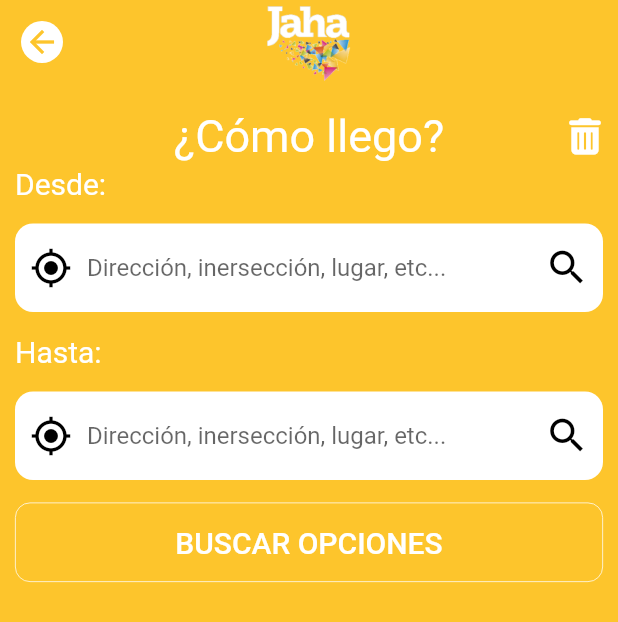
After one commit to MatiasSalomon01/Jaha-Clone, a Flutter app: the FindLocationScreen screen opened by its route, on a phone screen of 412 x 824 dp. The commit adds this screen. Shown: the top 622 px of the screen. Run offline on Flutter 3.47's test engine with Material 2 defaults, Android fonts, the phone set to English and light mode, and no system bars; our stand-ins replace font_awesome_flutter, google_maps_flutter.

Commit message:
FindLocationScreen

```diff
--- a/lib/colors/colors.dart
+++ b/lib/colors/colors.dart
@@ -2,6 +2,7 @@ import 'dart:math';
 
 import 'package:flutter/material.dart';
 
+const black = Colors.black;
 const grey = Colors.grey;
 const white = Colors.white;
 const transparent = Colors.transparent;
--- a/lib/routes/routes.dart
+++ b/lib/routes/routes.dart
@@ -10,6 +10,8 @@ class Routes {
   static String CARD = 'card';
   // ignore: non_constant_identifier_names
   static String PERSON = 'person';
+  // ignore: non_constant_identifier_names
+  static String LOCATION = 'location';
 
   static Map<String, Widget Function(BuildContext)> buildRoutes(
       BuildContext context) {
@@ -18,6 +20,7 @@ class Routes {
       BUSES: (context) => const BusesScreen(),
       CARD: (context) => const CardScreen(),
       PERSON: (context) => const PersonScreen(),
+      LOCATION: (context) => const FindLocationScreen(),
     };
   }
 }
--- /dev/null
+++ b/lib/screens/find_location_screen.dart
@@ -0,0 +1,145 @@
+import 'package:ans_map_project/colors/colors.dart';
+import 'package:flutter/material.dart';
+import 'package:font_awesome_flutter/font_awesome_flutter.dart';
+import 'package:provider/provider.dart';
+
+import '../providers/color_provider.dart';
+import '../widgets/widgets.dart';
+
+class FindLocationScreen extends StatelessWidget {
+  const FindLocationScreen({super.key});
+
+  @override
+  Widget build(BuildContext context) {
+    final colorProvider = Provider.of<ColorProvider>(context);
+    final size = MediaQuery.of(context).size;
+    return Scaffold(
+      backgroundColor: colorProvider.appColor,
+      appBar: const CustomAppBar(),
+      body: Column(
+        crossAxisAlignment: CrossAxisAlignment.start,
+        children: [
+          const SizedBox(height: 15),
+          SizedBox(
+            width: size.width,
+            height: 40,
+            child: Stack(
+              children: const [
+                Center(
+                  child: Text(
+                    '¿Cómo llego?',
+                    style: TextStyle(color: white, fontSize: 30),
+                  ),
+                ),
+                Align(
+                  alignment: Alignment.centerRight,
+                  child: Padding(
+                    padding: EdgeInsets.only(right: 10),
+                    child: Icon(FontAwesomeIcons.solidTrashCan, color: white),
+                  ),
+                ),
+              ],
+            ),
+          ),
+          const Padding(
+            padding: EdgeInsets.only(left: 10),
+            child: Text(
+              'Desde:',
+              style: TextStyle(color: white, fontSize: 20),
+            ),
+          ),
+          const SizedBox(height: 15),
+          const LocationInput(),
+          const SizedBox(height: 15),
+          const Padding(
+            padding: EdgeInsets.only(left: 10),
+            child: Text(
+              'Hasta:',
+              style: TextStyle(color: white, fontSize: 20),
+            ),
+          ),
+          const SizedBox(height: 15),
+          const LocationInput(),
+          const SizedBox(height: 15),
+          Container(
+            width: size.width,
+            padding: const EdgeInsets.symmetric(horizontal: 10),
+            child: ElevatedButton(
+              style: ButtonStyle(
+                padding: MaterialStateProperty.all(
+                    const EdgeInsets.symmetric(vertical: 15)),
+                shape: MaterialStateProperty.all(
+                  RoundedRectangleBorder(
+                    borderRadius: BorderRadius.circular(10),
+                    side: const BorderSide(width: .5, color: white),
+                  ),
+                ),
+                backgroundColor: MaterialStateProperty.all(transparent),
+                shadowColor: MaterialStateProperty.all(transparent),
+                splashFactory: NoSplash.splashFactory,
+                overlayColor: MaterialStateProperty.all(transparent),
+              ),
+              onPressed: () {},
+              child: const Text(
+                'BUSCAR OPCIONES',
+                style: TextStyle(fontSize: 20),
+              ),
+            ),
+          ),
+        ],
+      ),
+    );
+  }
+}
+
+// ElevatedButton.styleFrom(
+
+//                 padding: EdgeInsets.symmetric(vertical: 15),
+//                 shape: RoundedRectangleBorder(
+//                   borderRadius: BorderRadius.circular(10),
+//                 ),
+//                 backgroundColor: transparent,
+//                 shadowColor: transparent,
+//                 splashFactory: NoSplash.splashFactory,
+//               ),
+
+class LocationInput extends StatelessWidget {
+  const LocationInput({
+    super.key,
+  });
+
+  @override
+  Widget build(BuildContext context) {
+    final colorProvider = Provider.of<ColorProvider>(context);
+    return Padding(
+      padding: const EdgeInsets.symmetric(horizontal: 10),
+      child: TextFormField(
+        cursorColor: colorProvider.appColor,
+        decoration: InputDecoration(
+          filled: true,
+          fillColor: white,
+          prefixIcon: const Icon(
+            Icons.my_location,
+            color: black,
+            size: 28,
+          ),
+          suffixIcon: const Icon(
+            Icons.search,
+            color: black,
+            size: 30,
+          ),
+          hintText: 'Dirección, inersección, lugar, etc...',
+          focusedBorder: OutlineInputBorder(
+              borderRadius: BorderRadius.circular(12),
+              borderSide: BorderSide.none),
+          enabledBorder: OutlineInputBorder(
+              borderRadius: BorderRadius.circular(12),
+              borderSide: BorderSide.none),
+          disabledBorder: OutlineInputBorder(
+              borderRadius: BorderRadius.circular(12),
+              borderSide: BorderSide.none),
+        ),
+      ),
+    );
+  }
+}
--- a/lib/screens/screens.dart
+++ b/lib/screens/screens.dart
@@ -1,3 +1,4 @@
+export 'package:ans_map_project/screens/find_location_screen.dart';
 export 'package:ans_map_project/screens/person_screen.dart';
 export 'package:ans_map_project/screens/card_screen.dart';
 export 'package:ans_map_project/screens/buses_screen.dart';
--- a/lib/widgets/custom_bottom_navigation_bar.dart
+++ b/lib/widgets/custom_bottom_navigation_bar.dart
@@ -57,6 +57,9 @@ class CustomBottomNavigationBar extends StatelessWidget {
             // case 1:
             //   _showOptionsDialog(context);
             //   break;
+            case 2:
+              Navigator.pushNamed(context, Routes.LOCATION);
+              break;
             case 3:
               Navigator.pushNamed(context, Routes.CARD);
               break;
```
